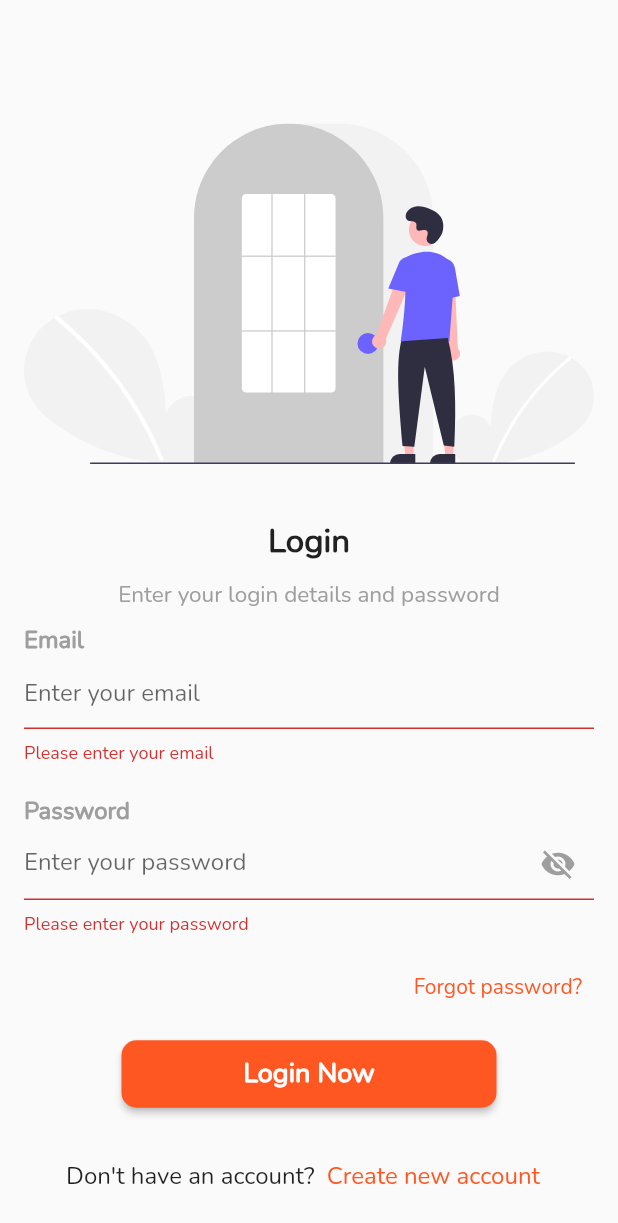
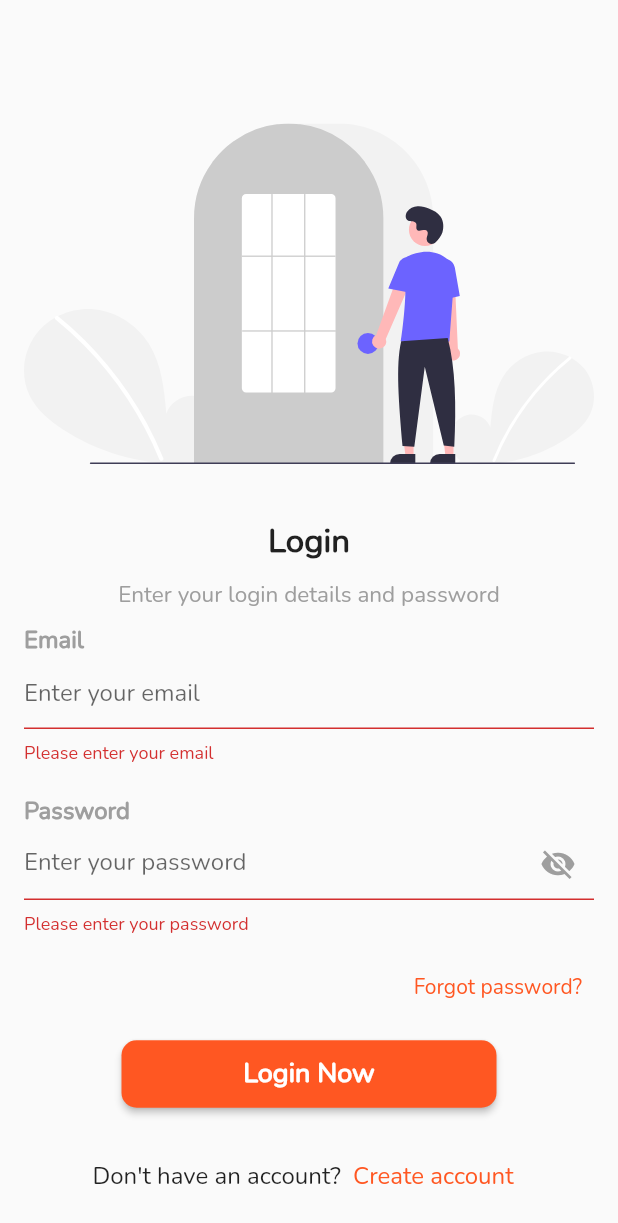
Before and after one commit to Jinks02/Queaze, a Flutter app: the LoginPage screen opened directly, after a tap on "Login Now", on a phone screen of 412 x 824 dp. Shown: the top 1223 px of the screen. Run offline on Flutter 3.47's test engine with Material 2 defaults, Android fonts, the phone set to English and light mode, and no system bars; our stand-ins replace firebase_auth, firebase_core, flutter_svg, glassmorphism, google_sign_in, intl_phone_field and 4 more; accounts and stored records are empty.

Commit message:
pushed minor final changes

```diff
--- a/lib/view/login/login.dart
+++ b/lib/view/login/login.dart
@@ -2,10 +2,9 @@ import 'package:firebase_auth/firebase_auth.dart';
 import 'package:flutter/material.dart';
 import 'package:flutter_svg/flutter_svg.dart';
 import 'package:provider/provider.dart';
+import 'package:queaze/view/core_screens/home_screen.dart';
 import 'package:queaze/view/login/signup.dart';
 import 'package:queaze/view_models/log_in_view_model.dart';
-
-import '../otp_screens/frame2_view.dart';
 
 class LoginPage extends StatefulWidget {
   const LoginPage({super.key});
@@ -174,14 +173,17 @@ class _LoginPageState extends State<LoginPage> {
                             // todo: find an alternative to scaffold messenger
                             ScaffoldMessenger.of(context).showSnackBar(
                                 const SnackBar(
+                                    backgroundColor: Colors.orange,
                                     content: Text("log in success")));
                             Navigator.push(
                                 (context),
                                 MaterialPageRoute(
-                                    builder: (context) => const Frame2View()));
+                                    builder: (context) => const HomeScreen()));
                           } else {
                             ScaffoldMessenger.of(context).showSnackBar(
-                                const SnackBar(content: Text("log in failed")));
+                                const SnackBar(
+                                    backgroundColor: Colors.orange,
+                                    content: Text("log in failed")));
                           }
                         }
                       },
@@ -220,7 +222,7 @@ class _LoginPageState extends State<LoginPage> {
                             builder: (builder) => const SignUpPage()));
                       },
                       child: const Text(
-                        "Create new account",
+                        "Create account",
                         style: TextStyle(
                           fontSize: 16,
                         ),
```
Also changed, not shown: lib/view/login/signup.dart (+4 -3 lines).
